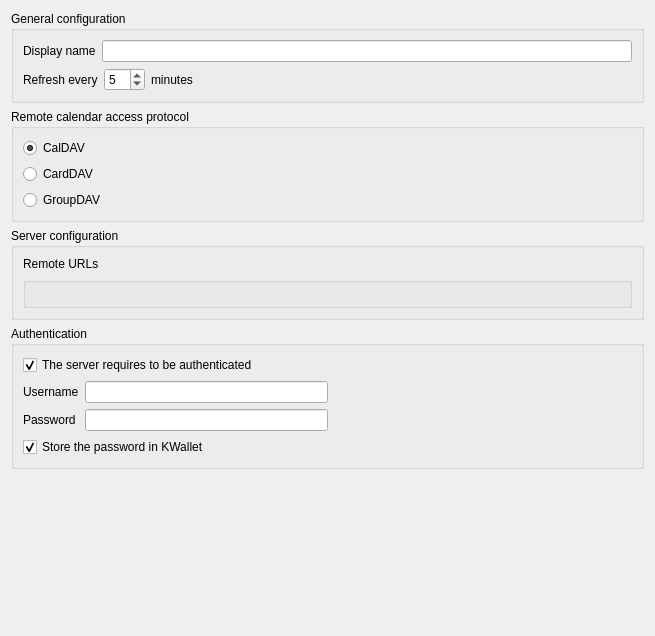
Above: resources/dav/davcalendar/configdialog.ui from KDE/kdepim-runtime before the change. Below: the same form after it.
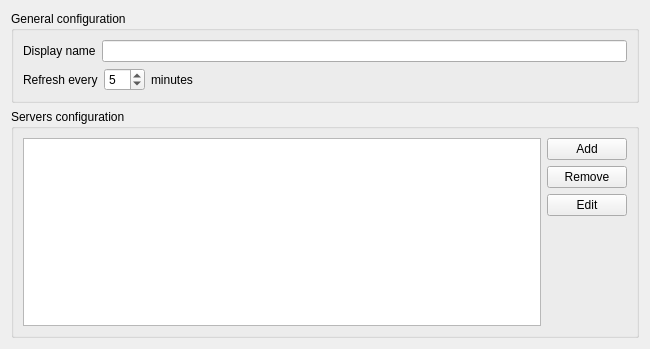
That is the form after the change. Custom widgets are drawn as their Qt base class.

Commit message: Allow per-URL configuration settings (protocol, username, password). This makes all previous configurations incompatible with this version.

The edit to the form file:
```diff
--- a/resources/dav/davcalendar/configdialog.ui
+++ b/resources/dav/davcalendar/configdialog.ui
@@ -6,11 +6,11 @@
    <rect>
     <x>0</x>
     <y>0</y>
-    <width>655</width>
-    <height>636</height>
+    <width>650</width>
+    <height>349</height>
    </rect>
   </property>
-  <layout class="QVBoxLayout" name="verticalLayout_6">
+  <layout class="QVBoxLayout" name="verticalLayout_2">
    <item>
     <widget class="QGroupBox" name="groupBox_3">
      <property name="title">
@@ -88,190 +88,70 @@
      </layout>
     </widget>
    </item>
-   <item>
-    <widget class="KButtonGroup" name="kcfg_remoteProtocol">
-     <property name="locale">
-      <locale language="English" country="UnitedStates"/>
-     </property>
-     <property name="title">
-      <string>Remote calendar access protocol</string>
-     </property>
-     <layout class="QVBoxLayout" name="verticalLayout">
-      <item>
-       <widget class="QRadioButton" name="caldav">
-        <property name="text">
-         <string>CalDAV</string>
-        </property>
-        <property name="checked">
-         <bool>true</bool>
-        </property>
-       </widget>
-      </item>
-      <item>
-       <widget class="QRadioButton" name="carddav">
-        <property name="text">
-         <string>CardDAV</string>
-        </property>
-       </widget>
-      </item>
-      <item>
-       <widget class="QRadioButton" name="groupdav">
-        <property name="text">
-         <string>GroupDAV</string>
-        </property>
-       </widget>
-      </item>
-     </layout>
-    </widget>
-   </item>
    <item>
     <widget class="QGroupBox" name="groupBox">
      <property name="locale">
       <locale language="English" country="UnitedStates"/>
      </property>
      <property name="title">
-      <string>Server configuration</string>
-     </property>
-     <layout class="QVBoxLayout" name="verticalLayout_5">
-      <item>
-       <layout class="QVBoxLayout" name="verticalLayout_2">
-        <item>
-         <widget class="QLabel" name="label">
-          <property name="locale">
-           <locale language="English" country="UnitedStates"/>
-          </property>
-          <property name="text">
-           <string>Remote URLs</string>
-          </property>
-         </widget>
-        </item>
-        <item>
-         <widget class="KEditListBox" name="kcfg_remoteUrls"/>
-        </item>
-       </layout>
-      </item>
-     </layout>
-    </widget>
-   </item>
-   <item>
-    <widget class="QGroupBox" name="groupBox_2">
-     <property name="locale">
-      <locale language="English" country="UnitedStates"/>
-     </property>
-     <property name="title">
-      <string>Authentication</string>
+      <string>Servers configuration</string>
      </property>
      <layout class="QVBoxLayout" name="verticalLayout_3">
-      <item>
-       <widget class="QCheckBox" name="kcfg_authenticationRequired">
-        <property name="locale">
-         <locale language="English" country="UnitedStates"/>
-        </property>
-        <property name="text">
-         <string>The server requires to be authenticated</string>
-        </property>
-        <property name="checked">
-         <bool>true</bool>
-        </property>
-       </widget>
-      </item>
       <item>
        <layout class="QHBoxLayout" name="horizontalLayout_3">
         <item>
-         <layout class="QGridLayout" name="gridLayout">
-          <item row="1" column="0">
-           <widget class="QLabel" name="label_5">
-            <property name="locale">
-             <locale language="English" country="UnitedStates"/>
-            </property>
+         <widget class="QTreeView" name="configuredUrls"/>
+        </item>
+        <item>
+         <layout class="QVBoxLayout" name="verticalLayout">
+          <item>
+           <widget class="KPushButton" name="addButton">
             <property name="text">
-             <string>Password</string>
+             <string>Add</string>
             </property>
            </widget>
           </item>
-          <item row="0" column="1">
-           <widget class="QLineEdit" name="kcfg_username">
-            <property name="locale">
-             <locale language="English" country="UnitedStates"/>
+          <item>
+           <widget class="KPushButton" name="removeButton">
+            <property name="text">
+             <string>Remove</string>
             </property>
            </widget>
           </item>
-          <item row="0" column="0">
-           <widget class="QLabel" name="label_4">
-            <property name="locale">
-             <locale language="English" country="UnitedStates"/>
-            </property>
+          <item>
+           <widget class="KPushButton" name="editButton">
             <property name="text">
-             <string>Username</string>
+             <string>Edit</string>
             </property>
            </widget>
           </item>
-          <item row="1" column="1">
-           <widget class="QLineEdit" name="password">
-            <property name="locale">
-             <locale language="English" country="UnitedStates"/>
+          <item>
+           <spacer name="verticalSpacer_2">
+            <property name="orientation">
+             <enum>Qt::Vertical</enum>
             </property>
-            <property name="echoMode">
-             <enum>QLineEdit::Password</enum>
+            <property name="sizeHint" stdset="0">
+             <size>
+              <width>20</width>
+              <height>40</height>
+             </size>
             </property>
-           </widget>
+           </spacer>
           </item>
          </layout>
         </item>
-        <item>
-         <spacer name="horizontalSpacer_2">
-          <property name="orientation">
-           <enum>Qt::Horizontal</enum>
-          </property>
-          <property name="sizeHint" stdset="0">
-           <size>
-            <width>40</width>
-            <height>20</height>
-           </size>
-          </property>
-         </spacer>
-        </item>
        </layout>
       </item>
-      <item>
-       <widget class="QCheckBox" name="kcfg_useKWallet">
-        <property name="text">
-         <string>Store the password in KWallet</string>
-        </property>
-        <property name="checked">
-         <bool>true</bool>
-        </property>
-       </widget>
-      </item>
      </layout>
     </widget>
    </item>
-   <item>
-    <spacer name="verticalSpacer">
-     <property name="orientation">
-      <enum>Qt::Vertical</enum>
-     </property>
-     <property name="sizeHint" stdset="0">
-      <size>
-       <width>20</width>
-       <height>87</height>
-      </size>
-     </property>
-    </spacer>
-   </item>
   </layout>
  </widget>
  <customwidgets>
   <customwidget>
-   <class>KButtonGroup</class>
-   <extends>QGroupBox</extends>
-   <header>kbuttongroup.h</header>
-   <container>1</container>
-  </customwidget>
-  <customwidget>
-   <class>KEditListBox</class>
-   <extends>QGroupBox</extends>
-   <header>keditlistbox.h</header>
+   <class>KPushButton</class>
+   <extends>QPushButton</extends>
+   <header>kpushbutton.h</header>
   </customwidget>
  </customwidgets>
  <resources/>
```
Left out of the diff: 51 changed lines with no effect on the pictures. The commit also changes 31 other files.
